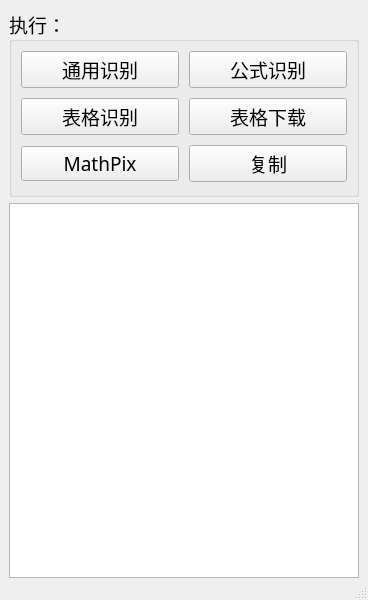
The window that 文字识别API/window.ui (JifengLegend/Python-Study) describes before a commit, drawn with Qt 5.
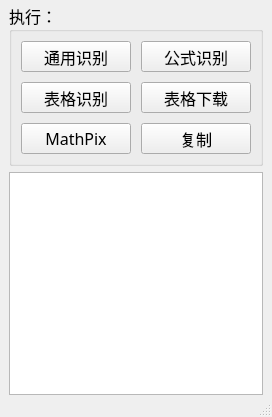
The same window after the commit. Icons and pictures are not drawn.

Patch:
```diff
--- a/文字识别API/window.ui
+++ b/文字识别API/window.ui
@@ -6,8 +6,8 @@
    <rect>
     <x>0</x>
     <y>0</y>
-    <width>368</width>
-    <height>600</height>
+    <width>272</width>
+    <height>417</height>
    </rect>
   </property>
   <property name="windowTitle">
@@ -15,6 +15,9 @@
   </property>
   <widget class="QWidget" name="centralwidget">
    <layout class="QVBoxLayout" name="verticalLayout" stretch="1,2">
+    <property name="topMargin">
+     <number>3</number>
+    </property>
     <property name="bottomMargin">
      <number>0</number>
     </property>
@@ -22,8 +25,8 @@
      <widget class="QGroupBox" name="groupBox">
       <property name="font">
        <font>
-        <family>微软雅黑 Light</family>
-        <pointsize>14</pointsize>
+        <family>微软雅黑</family>
+        <pointsize>12</pointsize>
        </font>
       </property>
       <property name="title">
@@ -33,6 +36,9 @@
        <property name="sizeConstraint">
         <enum>QLayout::SetDefaultConstraint</enum>
        </property>
+       <property name="topMargin">
+        <number>9</number>
+       </property>
        <property name="bottomMargin">
         <number>9</number>
        </property>
@@ -44,9 +50,15 @@
          <property name="minimumSize">
           <size>
            <width>0</width>
-           <height>35</height>
+           <height>31</height>
           </size>
          </property>
+         <property name="font">
+          <font>
+           <family>微软雅黑 Light</family>
+           <pointsize>12</pointsize>
+          </font>
+         </property>
          <property name="text">
           <string>通用识别</string>
          </property>
@@ -57,9 +69,15 @@
          <property name="minimumSize">
           <size>
            <width>0</width>
-           <height>35</height>
+           <height>31</height>
           </size>
          </property>
+         <property name="font">
+          <font>
+           <family>微软雅黑 Light</family>
+           <pointsize>12</pointsize>
+          </font>
+         </property>
          <property name="text">
           <string>公式识别</string>
          </property>
@@ -70,9 +88,15 @@
          <property name="minimumSize">
           <size>
            <width>0</width>
-           <height>35</height>
+           <height>31</height>
           </size>
          </property>
+         <property name="font">
+          <font>
+           <family>微软雅黑 Light</family>
+           <pointsize>12</pointsize>
+          </font>
+         </property>
          <property name="text">
           <string>表格识别</string>
          </property>
@@ -83,9 +107,15 @@
          <property name="minimumSize">
           <size>
            <width>0</width>
-           <height>35</height>
+           <height>31</height>
           </size>
          </property>
+         <property name="font">
+          <font>
+           <family>微软雅黑 Light</family>
+           <pointsize>12</pointsize>
+          </font>
+         </property>
          <property name="text">
           <string>表格下载</string>
          </property>
@@ -96,9 +126,15 @@
          <property name="minimumSize">
           <size>
            <width>0</width>
-           <height>35</height>
+           <height>31</height>
           </size>
          </property>
+         <property name="font">
+          <font>
+           <family>微软雅黑 Light</family>
+           <pointsize>12</pointsize>
+          </font>
+         </property>
          <property name="text">
           <string>MathPix</string>
          </property>
@@ -109,9 +145,15 @@
          <property name="minimumSize">
           <size>
            <width>0</width>
-           <height>35</height>
+           <height>31</height>
           </size>
          </property>
+         <property name="font">
+          <font>
+           <family>微软雅黑 Light</family>
+           <pointsize>12</pointsize>
+          </font>
+         </property>
          <property name="text">
           <string>复制</string>
          </property>
@@ -125,9 +167,19 @@
       <property name="font">
        <font>
         <family>微软雅黑 Light</family>
-        <pointsize>14</pointsize>
+        <pointsize>12</pointsize>
        </font>
       </property>
+      <property name="markdown">
+       <string/>
+      </property>
+      <property name="html">
+       <string>&lt;!DOCTYPE HTML PUBLIC &quot;-//W3C//DTD HTML 4.0//EN&quot; &quot;http://www.w3.org/TR/REC-html40/strict.dtd&quot;&gt;
+&lt;html&gt;&lt;head&gt;&lt;meta name=&quot;qrichtext&quot; content=&quot;1&quot; /&gt;&lt;style type=&quot;text/css&quot;&gt;
+p, li { white-space: pre-wrap; }
+&lt;/style&gt;&lt;/head&gt;&lt;body style=&quot; font-family:'微软雅黑 Light'; font-size:12pt; font-weight:400; font-style:normal;&quot;&gt;
+&lt;p style=&quot;-qt-paragraph-type:empty; margin-top:9px; margin-bottom:9px; margin-left:0px; margin-right:0px; -qt-block-indent:0; text-indent:0px; font-size:14pt;&quot;&gt;&lt;br /&gt;&lt;/p&gt;&lt;/body&gt;&lt;/html&gt;</string>
+      </property>
      </widget>
     </item>
    </layout>
```
Left out of the diff: 10 changed lines with no effect on the pictures.
